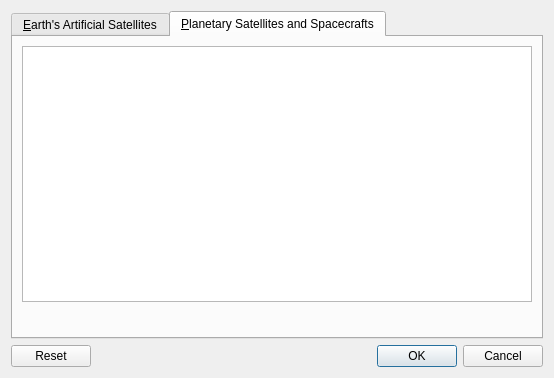
Old version of the form src/plugins/render/satellites/SatellitesConfigDialog.ui in the repository KDE/marble.
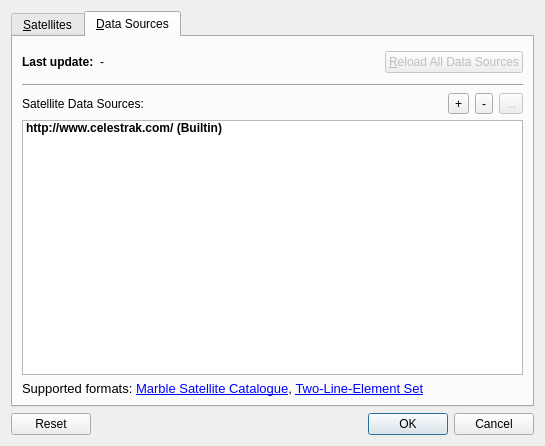
New version of the form. The open tabs and pages were chosen to show the change. Icons and pictures are not drawn.

Commit message: SatellitesPlugin: add data source management

```diff
--- a/src/plugins/render/satellites/SatellitesConfigDialog.ui
+++ b/src/plugins/render/satellites/SatellitesConfigDialog.ui
@@ -6,8 +6,8 @@
    <rect>
     <x>0</x>
     <y>0</y>
-    <width>554</width>
-    <height>378</height>
+    <width>545</width>
+    <height>446</height>
    </rect>
   </property>
   <property name="windowTitle">
@@ -21,7 +21,7 @@
      </property>
      <widget class="QWidget" name="tabEarthSatellites">
       <attribute name="title">
-       <string>&amp;Earth's Artificial Satellites</string>
+       <string>&amp;Satellites</string>
       </attribute>
       <layout class="QVBoxLayout" name="verticalLayout">
        <item>
@@ -31,25 +31,190 @@
      </widget>
      <widget class="QWidget" name="tabOrbiter">
       <attribute name="title">
-       <string>&amp;Planetary Satellites and Spacecrafts</string>
+       <string>&amp;Data Sources</string>
       </attribute>
       <layout class="QVBoxLayout" name="verticalLayout_3">
        <item>
-        <widget class="QTreeView" name="treeViewOrbiter"/>
-       </item>
-       <item>
-        <widget class="QDialogButtonBox" name="buttonBoxCatalog">
+        <widget class="QWidget" name="buttonWidget" native="true">
          <property name="minimumSize">
           <size>
            <width>0</width>
-           <height>20</height>
+           <height>0</height>
           </size>
          </property>
-         <property name="standardButtons">
-          <set>QDialogButtonBox::NoButton</set>
+         <layout class="QHBoxLayout" name="horizontalLayout">
+          <property name="leftMargin">
+           <number>0</number>
+          </property>
+          <property name="topMargin">
+           <number>5</number>
+          </property>
+          <property name="rightMargin">
+           <number>0</number>
+          </property>
+          <property name="bottomMargin">
+           <number>5</number>
+          </property>
+          <item>
+           <widget class="QLabel" name="labelLastUpdatedText">
+            <property name="text">
+             <string>&lt;html&gt;&lt;head/&gt;&lt;body&gt;&lt;p&gt;&lt;span style=&quot; font-weight:600;&quot;&gt;Last update:&lt;/span&gt;&lt;/p&gt;&lt;/body&gt;&lt;/html&gt;</string>
+            </property>
+           </widget>
+          </item>
+          <item>
+           <widget class="QLabel" name="labelLastUpdated">
+            <property name="text">
+             <string>-</string>
+            </property>
+           </widget>
+          </item>
+          <item>
+           <spacer name="horizontalSpacer1">
+            <property name="orientation">
+             <enum>Qt::Horizontal</enum>
+            </property>
+            <property name="sizeHint" stdset="0">
+             <size>
+              <width>40</width>
+              <height>20</height>
+             </size>
+            </property>
+           </spacer>
+          </item>
+          <item>
+           <widget class="QPushButton" name="buttonReloadData">
+            <property name="enabled">
+             <bool>false</bool>
+            </property>
+            <property name="text">
+             <string>&amp;Reload All Data Sources</string>
+            </property>
+           </widget>
+          </item>
+         </layout>
+        </widget>
+       </item>
+       <item>
+        <widget class="Line" name="line1">
+         <property name="orientation">
+          <enum>Qt::Horizontal</enum>
          </property>
-         <property name="centerButtons">
-          <bool>false</bool>
+        </widget>
+       </item>
+       <item>
+        <widget class="QWidget" name="widgetCatalogs" native="true">
+         <layout class="QHBoxLayout" name="horizontalLayout_3">
+          <property name="margin">
+           <number>0</number>
+          </property>
+          <item>
+           <widget class="QLabel" name="labelDataSources">
+            <property name="text">
+             <string>Satellite Data Sources:</string>
+            </property>
+           </widget>
+          </item>
+          <item>
+           <spacer name="horizontalSpacer3">
+            <property name="orientation">
+             <enum>Qt::Horizontal</enum>
+            </property>
+            <property name="sizeHint" stdset="0">
+             <size>
+              <width>40</width>
+              <height>20</height>
+             </size>
+            </property>
+           </spacer>
+          </item>
+          <item>
+           <widget class="QToolButton" name="buttonAddDataSource">
+            <property name="text">
+             <string>+</string>
+            </property>
+            <property name="icon">
+             <iconset resource="satellites.qrc">
+              <normaloff>:/icons/bookmark-add-folder.png</normaloff>:/icons/bookmark-add-folder.png</iconset>
+            </property>
+           </widget>
+          </item>
+          <item>
+           <widget class="QToolButton" name="buttonOpenDataSource">
+            <property name="text">
+             <string>-</string>
+            </property>
+            <property name="icon">
+             <iconset resource="satellites.qrc">
+              <normaloff>:/icons/document-open.png</normaloff>:/icons/document-open.png</iconset>
+            </property>
+           </widget>
+          </item>
+          <item>
+           <widget class="QToolButton" name="buttonRemoveDataSource">
+            <property name="enabled">
+             <bool>false</bool>
+            </property>
+            <property name="text">
+             <string>...</string>
+            </property>
+            <property name="icon">
+             <iconset resource="satellites.qrc">
+              <normaloff>:/icons/bookmark-remove.png</normaloff>:/icons/bookmark-remove.png</iconset>
+            </property>
+           </widget>
+          </item>
+         </layout>
+        </widget>
+       </item>
+       <item>
+        <widget class="QListWidget" name="listDataSources">
+         <property name="font">
+          <font>
+           <weight>75</weight>
+           <bold>true</bold>
+          </font>
+         </property>
+         <item>
+          <property name="text">
+           <string>http://www.celestrak.com/ (Builtin)</string>
+          </property>
+          <property name="statusTip">
+           <string notr="true"/>
+          </property>
+          <property name="background">
+           <brush brushstyle="NoBrush">
+            <color alpha="255">
+             <red>0</red>
+             <green>0</green>
+             <blue>0</blue>
+            </color>
+           </brush>
+          </property>
+          <property name="flags">
+           <set>NoItemFlags</set>
+          </property>
+         </item>
+        </widget>
+       </item>
+       <item>
+        <widget class="QLabel" name="label">
+         <property name="font">
+          <font>
+           <pointsize>10</pointsize>
+          </font>
+         </property>
+         <property name="text">
+          <string>&lt;html&gt;&lt;head/&gt;&lt;body&gt;&lt;p&gt;Supported formats: &lt;a href=&quot;http://techbase.kde.org/Projects/Marble/SatelliteCatalogueFormat&quot;&gt;&lt;span style=&quot; text-decoration: underline; color:#0000ff;&quot;&gt;Marble Satellite Catalogue&lt;/span&gt;&lt;/a&gt;, &lt;a href=&quot;http://www.celestrak.com/columns/v04n03/&quot;&gt;&lt;span style=&quot; text-decoration: underline; color:#0000ff;&quot;&gt;Two-Line-Element Set&lt;/span&gt;&lt;/a&gt;&lt;/p&gt;&lt;/body&gt;&lt;/html&gt;</string>
+         </property>
+         <property name="textFormat">
+          <enum>Qt::RichText</enum>
+         </property>
+         <property name="alignment">
+          <set>Qt::AlignLeading|Qt::AlignLeft|Qt::AlignVCenter</set>
+         </property>
+         <property name="wordWrap">
+          <bool>true</bool>
          </property>
         </widget>
        </item>
```
Left out of the diff: 30 changed lines with no effect on the pictures. The commit also changes 23 other files.
